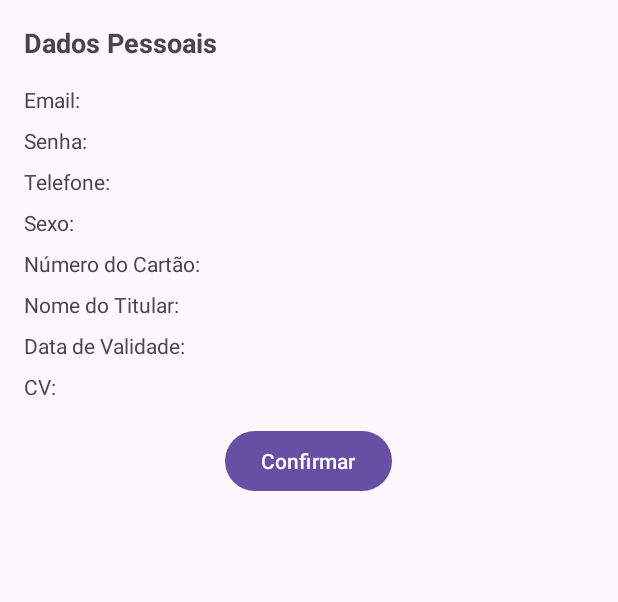
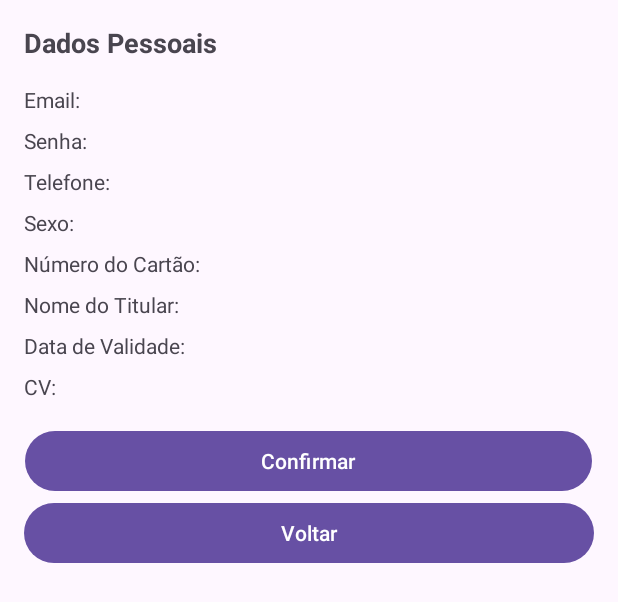
Before and after one commit to Vatsu04/Desenvolvimento-mobile-plano-de-saude, an Android app: the layout activity_confirmar_dados.xml on its own in the app's theme, with its tools: preview values and no code run, on a phone screen of 412 x 824 dp. Shown: the top 602 px of the screen. Run offline under Robolectric (Android 15) with nearby library versions, the phone set to English and light mode, and no system bars; Roboto replaces fonts that are not available here.

Commit message:
Confirmar

```diff
--- a/Aplicativo/app/src/main/AndroidManifest.xml
+++ b/Aplicativo/app/src/main/AndroidManifest.xml
@@ -27,6 +27,7 @@
 
         <activity android:name=".LoginActivity" />
         <activity android:name=".CadastroActivity" />
+        <activity android:name=".ConfirmarDadosActivity" />
 
         <meta-data
             android:name="preloaded_fonts"
--- a/Aplicativo/app/src/main/java/com/example/viva_bem/ConfirmarDadosActivity.java
+++ b/Aplicativo/app/src/main/java/com/example/viva_bem/ConfirmarDadosActivity.java
@@ -56,4 +56,9 @@ public class ConfirmarDadosActivity extends AppCompatActivity {
         startActivity(mainIntent);
         finish();
     }
+
+    public void voltarParaCadastro(View view){
+        Intent intent = new Intent(this, CadastroActivity.class);
+        startActivity(intent);
+    }
 }
--- a/Aplicativo/app/src/main/java/com/example/viva_bem/MainActivity.java
+++ b/Aplicativo/app/src/main/java/com/example/viva_bem/MainActivity.java
@@ -10,6 +10,7 @@ import androidx.core.view.ViewCompat;
 import androidx.core.view.WindowInsetsCompat;
 import androidx.drawerlayout.widget.DrawerLayout;
 
+import android.util.Log;
 import android.view.View;
 import com.example.viva_bem.DrawerUtil;
 
@@ -21,6 +22,7 @@ public class MainActivity extends AppCompatActivity {
     protected void onCreate(Bundle savedInstanceState) {
         super.onCreate(savedInstanceState);
         EdgeToEdge.enable(this);
+        Log.i("13213", "!#!@#!@#");
         setContentView(R.layout.activity_main);
 
         drawerLayout = findViewById(R.id.drawer_layout);
--- a/Aplicativo/app/src/main/res/layout/activity_confirmar_dados.xml
+++ b/Aplicativo/app/src/main/res/layout/activity_confirmar_dados.xml
@@ -178,11 +178,20 @@
 
             <Button
                 android:id="@+id/buttonConfirmar"
-                android:layout_width="wrap_content"
+                android:layout_width="378dp"
                 android:layout_height="wrap_content"
                 android:layout_gravity="center_horizontal"
                 android:onClick="confirmarDados"
                 android:text="Confirmar" />
+
+            <Button
+                android:id="@+id/buttonConfirmar2"
+                android:layout_width="match_parent"
+                android:layout_height="wrap_content"
+                android:layout_gravity="center_horizontal"
+                android:onClick="voltarParaCadastro"
+                android:text="Voltar" />
+
         </LinearLayout>
     </ScrollView>
 </androidx.constraintlayout.widget.ConstraintLayout>
```
Also changed, not shown: Aplicativo/app/src/main/java/com/example/viva_bem/CadastroActivity.java (+10 -0 lines).
